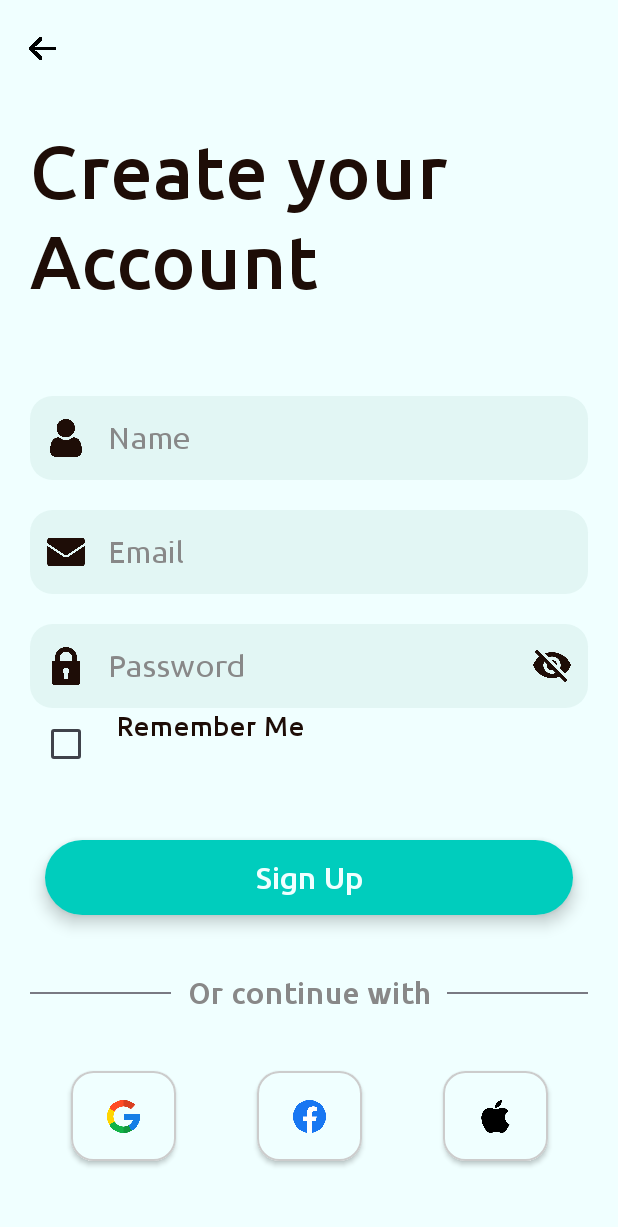
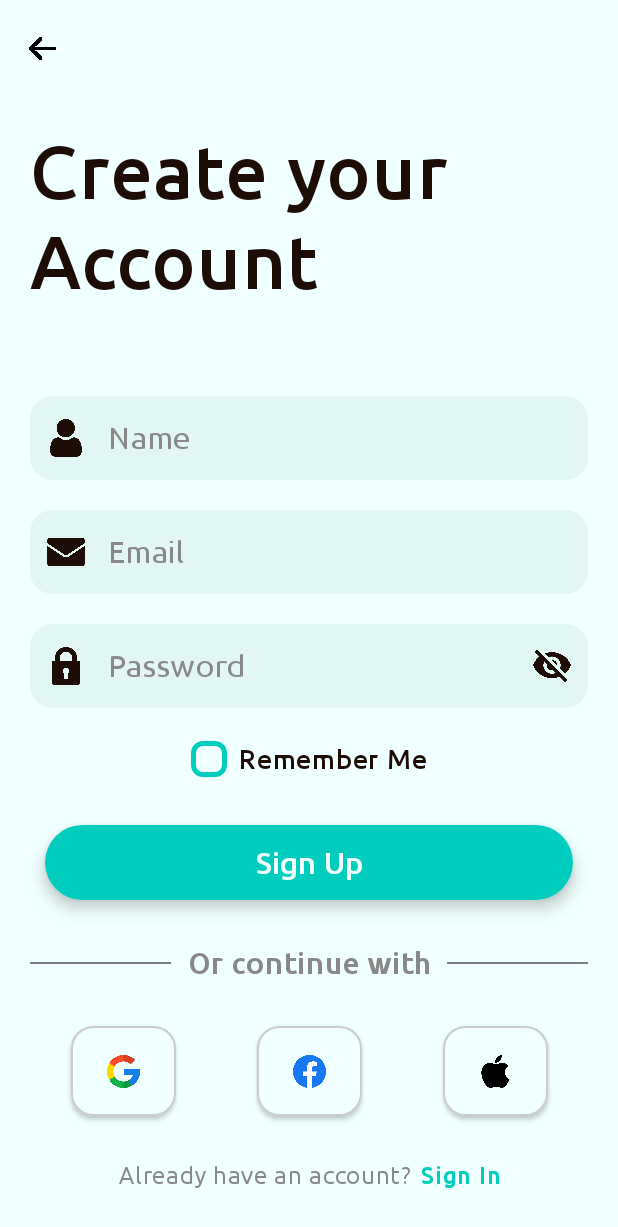
Before and after one commit to Shahnawazk7944/AI_Chat_Application_ZERU_With_MVVM_Retrofit_ROOM_GoogleGeminiAI, an Android app built with Jetpack Compose: the SignUp screen opened through its navigation route, on a phone screen of 412 x 824 dp. Shown: the top 1227 px of the screen. Run offline under Robolectric (Android 15) with nearby library versions, the phone set to English and light mode, and no system bars; our stand-ins replace Dagger/Hilt's generated code, Firebase (no records; nobody signed in at launch, a user with empty details on screens opened directly); libraries missing offline, so code that uses them is left out: arrow.core.

Commit message:
remember me Custom button added
Co-Authored-By: Iycs2122 <154696547+Iycs2122@users.noreply.github.com>

```diff
--- a/app/src/main/java/com/example/ai_chat_application_zeru_with_mvvm_retrofit_room/auth/presentation/authScreens/SignUp.kt
+++ b/app/src/main/java/com/example/ai_chat_application_zeru_with_mvvm_retrofit_room/auth/presentation/authScreens/SignUp.kt
@@ -4,6 +4,7 @@ import android.util.Log
 import android.util.Patterns.EMAIL_ADDRESS
 import androidx.compose.foundation.Image
 import androidx.compose.foundation.background
+import androidx.compose.foundation.border
 import androidx.compose.foundation.clickable
 import androidx.compose.foundation.layout.Arrangement
 import androidx.compose.foundation.layout.Column
@@ -20,6 +21,7 @@ import androidx.compose.foundation.shape.RoundedCornerShape
 import androidx.compose.foundation.text.KeyboardOptions
 import androidx.compose.foundation.verticalScroll
 import androidx.compose.material3.Checkbox
+import androidx.compose.material3.CheckboxDefaults
 import androidx.compose.material3.Divider
 import androidx.compose.material3.ExperimentalMaterial3Api
 import androidx.compose.material3.Icon
@@ -61,6 +63,7 @@ import com.example.ai_chat_application_zeru_with_mvvm_retrofit_room.R
 import com.example.ai_chat_application_zeru_with_mvvm_retrofit_room.auth.presentation.viewModel.SignUpViewModel
 import com.example.ai_chat_application_zeru_with_mvvm_retrofit_room.navigation.Screen
 import com.example.ai_chat_application_zeru_with_mvvm_retrofit_room.screen.components.MainButton
+import com.example.ai_chat_application_zeru_with_mvvm_retrofit_room.screen.components.RoundedCornerCheckbox
 import com.example.ai_chat_application_zeru_with_mvvm_retrofit_room.screen.components.ThirdPartyAuthButtonWithOutTitle
 import com.example.ai_chat_application_zeru_with_mvvm_retrofit_room.ui.theme.GrayColor
 import com.example.ai_chat_application_zeru_with_mvvm_retrofit_room.ui.theme.PinkDark
@@ -95,7 +98,8 @@ fun SignUp(navController: NavHostController, viewModel: SignUpViewModel) {
     } else {
         painterResource(id = R.drawable.invisible)
     }
-    val checkedState = remember { mutableStateOf(false) }
+    //val checkedState = remember { mutableStateOf(false) }
+    var checkedState by remember { mutableStateOf(false) }
     val context = LocalContext.current
     val scope = rememberCoroutineScope()
     val snackbarState = remember {
@@ -313,24 +317,47 @@ fun SignUp(navController: NavHostController, viewModel: SignUpViewModel) {
                 visualTransformation = if (passwordVisible) VisualTransformation.None else PasswordVisualTransformation(),
                 modifier = Modifier.fillMaxWidth(),
             )
-            Row {
-                Checkbox(
-                    checked = checkedState.value,
-                    onCheckedChange = { checkedState.value = it }
-                )
-                Text(
-                    "  Remember Me ",
-                    fontFamily = ubuntu,
-                    fontSize = 18.sp,
-                    fontWeight = FontWeight.Medium,
-                    color = PrimaryFontColor,
-                    textAlign = TextAlign.Center,
+            Row(
+                modifier = Modifier.fillMaxWidth(),
+                horizontalArrangement = Arrangement.Center,
+                verticalAlignment = Alignment.CenterVertically
+            ) {
+//                Checkbox(
+//                    modifier = Modifier
+//                        .height(30.dp)
+//                        .border(5.dp, Color.Gray, RoundedCornerShape(5.dp)),
+//                    checked = checkedState,
+//                    onCheckedChange = { checkedState = it },
+//                    colors = CheckboxDefaults.colors(
+//                        checkedColor = PrimaryColor,
+//                        uncheckedColor = PrimaryColor,
+//                        checkmarkColor = PrimaryFontColor
+//                    )
+//                )
+//                Text(
+//                    "Remember Me",
+//                    fontFamily = ubuntu,
+//                    fontSize = 18.sp,
+//                    fontWeight = FontWeight.Medium,
+//                    color = PrimaryFontColor,
+//                    //color = Color.Gray,
+//                    textAlign = TextAlign.Center,
+//                )
+                RoundedCornerCheckbox(
+                    label = "Remember Me",
+                    labelSize = 18.sp,
+                    labelColor = PrimaryFontColor,
+                    checkedColor = PrimaryColor,
+                    uncheckedColor = SecondaryFontColor,
+                    isChecked = checkedState,
+                    onValueChange = { checkedState = it },
+                    modifier = Modifier.padding(10.dp)
                 )
             }
 
 
 
-            Spacer(modifier = Modifier.height(30.dp))
+            Spacer(modifier = Modifier.height(0.dp))
             MainButton(
                 onClick = {
                     Log.d(
@@ -352,6 +379,7 @@ fun SignUp(navController: NavHostController, viewModel: SignUpViewModel) {
                                     )
                                 }
                             }
+
                             (!EMAIL_ADDRESS.matcher(email).matches()) -> {
                                 scope.launch {
                                     snackbarState.currentSnackbarData?.dismiss()
@@ -362,6 +390,7 @@ fun SignUp(navController: NavHostController, viewModel: SignUpViewModel) {
                                     )
                                 }
                             }
+
                             (password.length < 6) -> {
                                 scope.launch {
                                     snackbarState.currentSnackbarData?.dismiss()
@@ -372,6 +401,7 @@ fun SignUp(navController: NavHostController, viewModel: SignUpViewModel) {
                                     )
                                 }
                             }
+
                             else -> {
                                 viewModel.viewModelScope.launch {
                                     viewModel.signUp(name, email, password)
@@ -425,7 +455,7 @@ fun SignUp(navController: NavHostController, viewModel: SignUpViewModel) {
                 modifier = Modifier
             )
 
-        Spacer(modifier = Modifier.height(30.dp))
+            Spacer(modifier = Modifier.height(20.dp))
             Row(
                 Modifier.fillMaxWidth(),
                 verticalAlignment = Alignment.CenterVertically,
@@ -442,7 +472,7 @@ fun SignUp(navController: NavHostController, viewModel: SignUpViewModel) {
                 )
                 Divider(Modifier.weight(2f))
             }
-        Spacer(modifier = Modifier.height(30.dp))
+            Spacer(modifier = Modifier.height(20.dp))
             Row(
                 modifier = Modifier.fillMaxWidth(),
                 horizontalArrangement = Arrangement.SpaceAround,
@@ -458,7 +488,7 @@ fun SignUp(navController: NavHostController, viewModel: SignUpViewModel) {
                     onClick = { /*TODO*/ }, icon = R.drawable.apple, modifier = Modifier
                 )
             }
-        Spacer(modifier = Modifier.height(30.dp))
+            Spacer(modifier = Modifier.height(10.dp))
             Row(
                 Modifier
                     .padding(top = 8.dp)
@@ -496,5 +526,5 @@ fun SignUp(navController: NavHostController, viewModel: SignUpViewModel) {
 @Preview(showBackground = true)
 @Composable
 fun SignUpPreview() {
-    //SignUp(navController = rememberNavController())
+    //SignUp(navController = rememberNavController(), viewModel = hiltViewModel())
 }
--- /dev/null
+++ b/app/src/main/java/com/example/ai_chat_application_zeru_with_mvvm_retrofit_room/screen/components/CustomCheckBox.kt
@@ -0,0 +1,96 @@
+package com.example.ai_chat_application_zeru_with_mvvm_retrofit_room.screen.components
+
+import androidx.compose.animation.animateColorAsState
+import androidx.compose.animation.core.tween
+import androidx.compose.animation.expandHorizontally
+import androidx.compose.animation.fadeOut
+import androidx.compose.animation.slideInHorizontally
+import androidx.compose.foundation.background
+import androidx.compose.foundation.border
+import androidx.compose.foundation.layout.Box
+import androidx.compose.foundation.layout.Row
+import androidx.compose.foundation.layout.heightIn
+import androidx.compose.foundation.layout.padding
+import androidx.compose.foundation.layout.size
+import androidx.compose.foundation.selection.toggleable
+import androidx.compose.foundation.shape.RoundedCornerShape
+import androidx.compose.material.icons.Icons
+import androidx.compose.material.icons.filled.Check
+import androidx.compose.material3.Icon
+import androidx.compose.material3.Text
+import androidx.compose.runtime.Composable
+import androidx.compose.runtime.getValue
+import androidx.compose.ui.Alignment
+import androidx.compose.ui.Modifier
+import androidx.compose.ui.graphics.Color
+import androidx.compose.ui.platform.LocalDensity
+import androidx.compose.ui.semantics.Role
+import androidx.compose.ui.text.font.FontWeight
+import androidx.compose.ui.unit.TextUnit
+import androidx.compose.ui.unit.dp
+import androidx.compose.ui.unit.sp
+import com.example.ai_chat_application_zeru_with_mvvm_retrofit_room.ui.theme.ubuntu
+
+@Composable
+fun RoundedCornerCheckbox(
+    label: String,
+    labelSize: TextUnit = 18.sp,
+    labelColor: Color = Color.Black,
+    isChecked: Boolean,
+    modifier: Modifier = Modifier,
+    size: Float = 24f,
+    checkedColor: Color = Color.Blue,
+    uncheckedColor: Color = Color.Black,
+    onValueChange: (Boolean) -> Unit
+) {
+    val checkboxColor: Color by animateColorAsState(
+        if (isChecked) checkedColor else uncheckedColor,
+        label = ""
+    )
+    val density = LocalDensity.current
+    val duration = 200
+
+    Row(
+        verticalAlignment = Alignment.CenterVertically,
+        modifier = modifier
+            .heightIn(48.dp) // height of 48dp to comply with minimum touch target size
+            .toggleable(
+                value = isChecked,
+                role = Role.Checkbox,
+                onValueChange = onValueChange
+            )
+    ) {
+        Box(
+            modifier = Modifier
+                .size(size.dp)
+                .background(color = checkboxColor, shape = RoundedCornerShape(8.dp))
+                .border(width = 3.dp, color = checkedColor, shape = RoundedCornerShape(8.dp)),
+            contentAlignment = Alignment.Center
+        ) {
+            androidx.compose.animation.AnimatedVisibility(
+                visible = isChecked,
+                enter = slideInHorizontally(animationSpec = tween(duration)) {
+                    with(density) { (size * -0.5).dp.roundToPx() }
+                } + expandHorizontally(
+                    expandFrom = Alignment.Start,
+                    animationSpec = tween(duration)
+                ),
+                exit = fadeOut()
+            ) {
+                Icon(
+                    Icons.Default.Check,
+                    contentDescription = null,
+                    tint = uncheckedColor
+                )
+            }
+        }
+        Text(
+            modifier = Modifier.padding(start = 8.dp),
+            text = label,
+            fontFamily = ubuntu, //My own FontFamily
+            fontSize = labelSize,
+            fontWeight = FontWeight.Medium,
+            color = labelColor
+        )
+    }
+}
```
Also changed, not shown: app/src/main/java/com/example/ai_chat_application_zeru_with_mvvm_retrofit_room/auth/presentation/authScreens/SignIn.kt (+41 -3 lines). Lines whose indentation alone changed are shown as unchanged.
